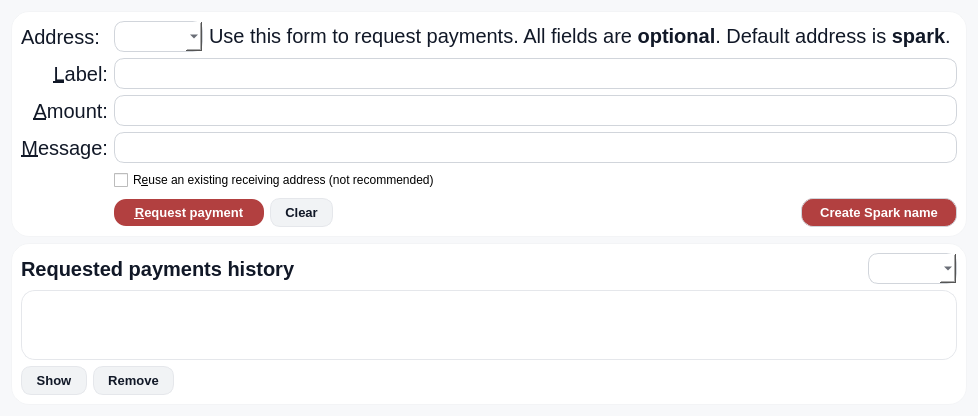
The window that src/qt/forms/receivecoinsdialog.ui (firoorg/firo) describes before a commit, drawn with Qt 5.
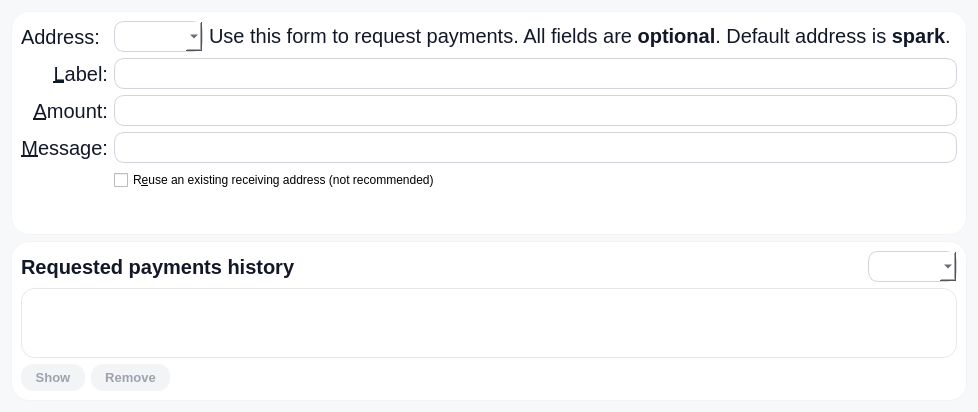
The same window after the commit. Custom widgets are drawn as their Qt base class.

Commit message: UI modernisation and assets interface

```diff
--- a/src/qt/forms/receivecoinsdialog.ui
+++ b/src/qt/forms/receivecoinsdialog.ui
@@ -50,42 +50,44 @@
     font-weight: 600;
     color: #6B7280;
 }
-QPushButton {
-    background: #F1F3F5;
-    border-radius: 10px;
-    border: 1px solid #E5E7EB;
+/* Same primary gradient as Spark Assets / Send dialog */
+QPushButton#receiveButton,
+QPushButton#clearButton,
+QPushButton#createSparkNameButton,
+QPushButton#showRequestButton,
+QPushButton#removeRequestButton {
+    color: #FFFFFF;
+    font-weight: 600;
+    border: none;
+    border-radius: 12px;
     padding: 6px 14px;
     font-size: 10pt;
-    font-weight: 600;
-    color: #111827;
+    background: qlineargradient(x1:0, y1:0, x2:0, y2:1,
+        stop:0 #C62839, stop:1 #7A1736);
 }
-
-QPushButton:hover {
-    background: #E5E7EB;
+QPushButton#receiveButton:hover,
+QPushButton#clearButton:hover,
+QPushButton#createSparkNameButton:hover,
+QPushButton#showRequestButton:hover,
+QPushButton#removeRequestButton:hover {
+    background: qlineargradient(x1:0, y1:0, x2:0, y2:1,
+        stop:0 #D23245, stop:1 #7A1736);
 }
-
-QPushButton#receiveButton {
-    background: #B24040;
-    border: none;
-    color: #FFFFFF;
-    font-weight: 600;
-    border-radius: 12px;
+QPushButton#receiveButton:pressed,
+QPushButton#clearButton:pressed,
+QPushButton#createSparkNameButton:pressed,
+QPushButton#showRequestButton:pressed,
+QPushButton#removeRequestButton:pressed {
+    background: qlineargradient(x1:0, y1:0, x2:0, y2:1,
+        stop:0 #9F1E34, stop:1 #6A132E);
 }
-
-QPushButton#receiveButton:hover {
-    background: #B24040;
-}
-
-QPushButton#createSparkNameButton {
-    background: #B24040;
-    border-radius: 12px;
-    border: 1px solid #D1D5DB;
-    padding: 6px 18px;
-    color: #FFFFFF;
-}
-
-QPushButton#createSparkNameButton:hover {
+QPushButton#receiveButton:disabled,
+QPushButton#clearButton:disabled,
+QPushButton#createSparkNameButton:disabled,
+QPushButton#showRequestButton:disabled,
+QPushButton#removeRequestButton:disabled {
     background: #F3F4F6;
+    color: #9CA3AF;
 }
 
 QLabel {
```
The commit also changes 50 other files.
